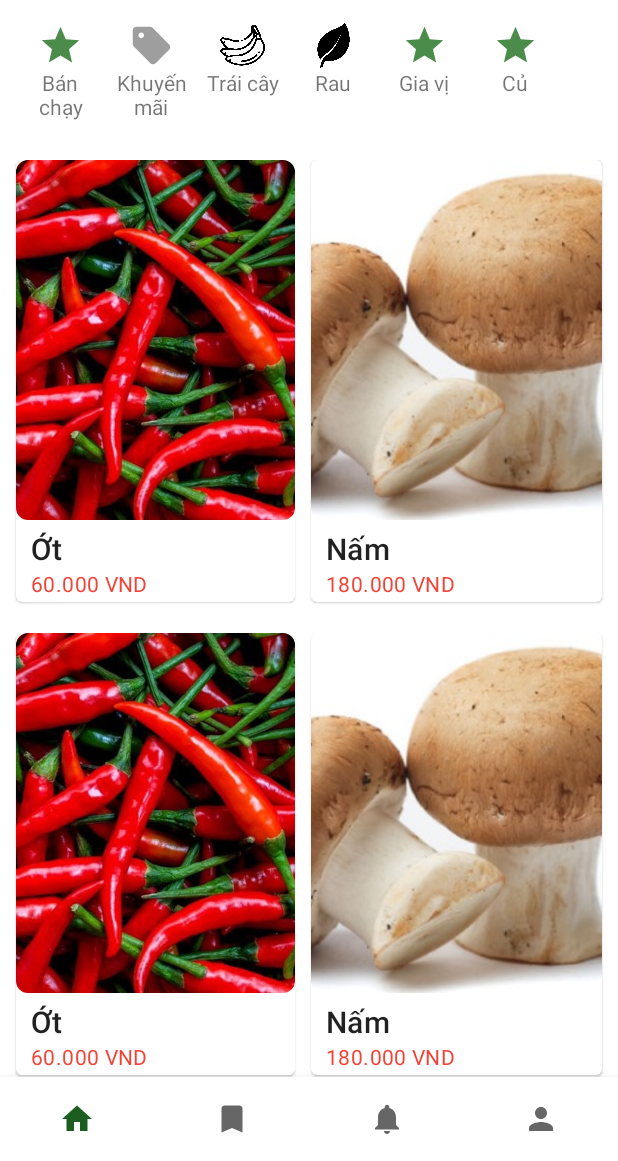
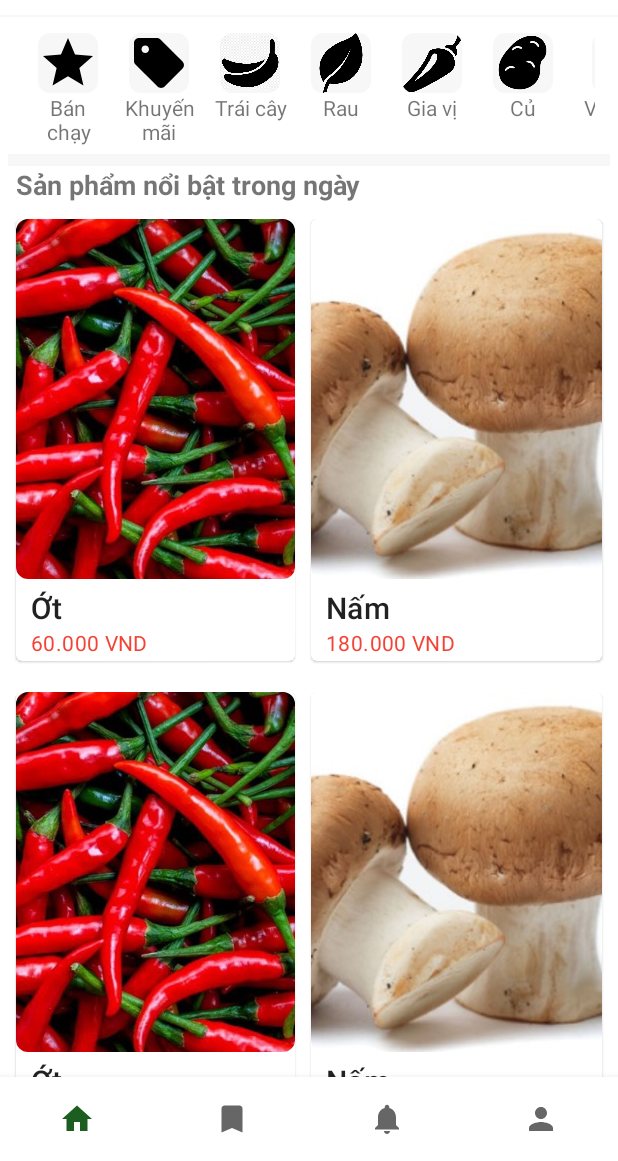
Before and after one commit to mcbutt007/Rau-cu-xanh, an Android app: the screen it shows after launch (MainActivity), on a phone screen of 412 x 824 dp, the part 75-1236 px from its top. Run offline under Robolectric (Android 15) with nearby library versions, the phone set to English and light mode, and no system bars; our stand-ins replace navigation-ui.

Commit message:
fix home layout

```diff
--- a/app/src/main/res/drawable/baseline_sell_grey_500_24dp.xml
+++ b/app/src/main/res/drawable/baseline_sell_black_24dp.xml
@@ -1,5 +1,5 @@
 <?xml version="1.0" encoding="UTF-8" standalone="no"?>
-<vector xmlns:android="http://schemas.android.com/apk/res/android" android:height="24dp" android:tint="#9E9E9E" android:viewportHeight="24.0" android:viewportWidth="24.0" android:width="24dp">
+<vector xmlns:android="http://schemas.android.com/apk/res/android" android:height="24dp" android:tint="#000000" android:viewportHeight="24.0" android:viewportWidth="24.0" android:width="24dp">
 
     <path android:fillColor="@android:color/white" android:pathData="M21.41,11.41l-8.83,-8.83C12.21,2.21 11.7,2 11.17,2H4C2.9,2 2,2.9 2,4v7.17c0,0.53 0.21,1.04 0.59,1.41l8.83,8.83c0.78,0.78 2.05,0.78 2.83,0l7.17,-7.17C22.2,13.46 22.2,12.2 21.41,11.41zM6.5,8C5.67,8 5,7.33 5,6.5S5.67,5 6.5,5S8,5.67 8,6.5S7.33,8 6.5,8z"/>
 
--- /dev/null
+++ b/app/src/main/res/drawable/baseline_star_black_24dp.xml
@@ -0,0 +1,6 @@
+<?xml version="1.0" encoding="UTF-8" standalone="no"?>
+<vector xmlns:android="http://schemas.android.com/apk/res/android" android:height="24dp" android:tint="#000000" android:viewportHeight="24.0" android:viewportWidth="24.0" android:width="24dp">
+
+    <path android:fillColor="@android:color/white" android:pathData="M12,17.27L18.18,21l-1.64,-7.03L22,9.24l-7.19,-0.61L12,2 9.19,8.63 2,9.24l5.46,4.73L5.82,21z"/>
+
+</vector>
--- a/app/src/main/res/drawable/ic_baseline_star_24.xml
+++ /dev/null
@@ -1,5 +0,0 @@
-<vector android:height="24dp" android:tint="#4C8C4A"
-    android:viewportHeight="24" android:viewportWidth="24"
-    android:width="24dp" xmlns:android="http://schemas.android.com/apk/res/android">
-    <path android:fillColor="@android:color/white" android:pathData="M12,17.27L18.18,21l-1.64,-7.03L22,9.24l-7.19,-0.61L12,2 9.19,8.63 2,9.24l5.46,4.73L5.82,21z"/>
-</vector>
--- a/app/src/main/res/layout/fragment_home.xml
+++ b/app/src/main/res/layout/fragment_home.xml
@@ -51,13 +51,29 @@
             app:srcCompat="@drawable/ic_baseline_shopping_cart_24" />
 
     </LinearLayout>
+    <View
+        android:layout_width="match_parent"
+        android:layout_height="1dp"
+        android:background="@color/light_grey"/>
+
+    <ScrollView
+        android:layout_width="match_parent"
+        android:layout_height="match_parent"
+        android:layout_marginBottom="56dp">
+
+        <LinearLayout
+            android:layout_width="match_parent"
+            android:layout_height="wrap_content"
+            android:layout_margin="5dp"
+            android:orientation="vertical"
+            android:paddingBottom="0dp">
 
             <HorizontalScrollView
-        android:scrollbars="none"
+                android:layout_width="match_parent"
+                android:layout_height="wrap_content"
                 android:paddingStart="10dp"
                 android:paddingEnd="10dp"
-        android:layout_width="match_parent"
-        android:layout_height="wrap_content">
+                android:scrollbars="none">
 
                 <LinearLayout
                     android:layout_width="wrap_content"
@@ -79,11 +95,13 @@
                             android:layout_height="match_parent"
                             android:orientation="vertical">
 
-                    <ImageView
-                        android:layout_width="30dp"
-                        android:layout_height="30dp"
+                            <com.google.android.material.imageview.ShapeableImageView
+                                android:layout_width="40dp"
+                                android:layout_height="40dp"
                                 android:layout_gravity="center"
-                        app:srcCompat="@drawable/ic_baseline_star_24" />
+                                android:background="@color/light_grey"
+                                app:shapeAppearanceOverlay="@style/roundedEdgeImageView"
+                                app:srcCompat="@drawable/baseline_star_black_24dp" />
 
                             <TextView
                                 android:layout_width="match_parent"
@@ -110,11 +128,13 @@
                             android:layout_height="match_parent"
                             android:orientation="vertical">
 
-                    <ImageView
-                        android:layout_width="30dp"
-                        android:layout_height="30dp"
+                            <com.google.android.material.imageview.ShapeableImageView
+                                android:layout_width="40dp"
+                                android:layout_height="40dp"
                                 android:layout_gravity="center"
-                        app:srcCompat="@drawable/baseline_sell_grey_500_24dp" />
+                                android:background="@color/light_grey"
+                                app:shapeAppearanceOverlay="@style/roundedEdgeImageView"
+                                app:srcCompat="@drawable/baseline_sell_black_24dp" />
 
                             <TextView
                                 android:layout_width="match_parent"
@@ -141,11 +161,13 @@
                             android:layout_height="match_parent"
                             android:orientation="vertical">
 
-                    <ImageView
-                        android:layout_width="30dp"
-                        android:layout_height="30dp"
+                            <com.google.android.material.imageview.ShapeableImageView
+                                android:layout_width="40dp"
+                                android:layout_height="40dp"
                                 android:layout_gravity="center"
-                        app:srcCompat="@drawable/banana" />
+                                android:background="@color/light_grey"
+                                app:shapeAppearanceOverlay="@style/roundedEdgeImageView"
+                                app:srcCompat="@drawable/banana2" />
 
                             <TextView
                                 android:layout_width="match_parent"
@@ -172,10 +194,12 @@
                             android:layout_height="match_parent"
                             android:orientation="vertical">
 
-                    <ImageView
-                        android:layout_width="30dp"
-                        android:layout_height="30dp"
+                            <com.google.android.material.imageview.ShapeableImageView
+                                android:layout_width="40dp"
+                                android:layout_height="40dp"
                                 android:layout_gravity="center"
+                                android:background="@color/light_grey"
+                                app:shapeAppearanceOverlay="@style/roundedEdgeImageView"
                                 app:srcCompat="@drawable/leaf" />
 
                             <TextView
@@ -187,6 +211,7 @@
                         </LinearLayout>
 
                     </androidx.cardview.widget.CardView>
+
                     <androidx.cardview.widget.CardView
                         android:id="@+id/gia_vi"
                         android:layout_width="50dp"
@@ -202,11 +227,13 @@
                             android:layout_height="match_parent"
                             android:orientation="vertical">
 
-                    <ImageView
-                        android:layout_width="30dp"
-                        android:layout_height="30dp"
+                            <com.google.android.material.imageview.ShapeableImageView
+                                android:layout_width="40dp"
+                                android:layout_height="40dp"
                                 android:layout_gravity="center"
-                        app:srcCompat="@drawable/ic_baseline_star_24" />
+                                android:background="@color/light_grey"
+                                app:shapeAppearanceOverlay="@style/roundedEdgeImageView"
+                                app:srcCompat="@drawable/giavi" />
 
                             <TextView
                                 android:layout_width="match_parent"
@@ -233,11 +260,13 @@
                             android:layout_height="match_parent"
                             android:orientation="vertical">
 
-                    <ImageView
-                        android:layout_width="30dp"
-                        android:layout_height="30dp"
+                            <com.google.android.material.imageview.ShapeableImageView
+                                android:layout_width="40dp"
+                                android:layout_height="40dp"
                                 android:layout_gravity="center"
-                        app:srcCompat="@drawable/ic_baseline_star_24" />
+                                android:background="@color/light_grey"
+                                app:shapeAppearanceOverlay="@style/roundedEdgeImageView"
+                                app:srcCompat="@drawable/potato2" />
 
                             <TextView
                                 android:layout_width="match_parent"
@@ -248,21 +277,55 @@
                         </LinearLayout>
 
                     </androidx.cardview.widget.CardView>
+
+                    <androidx.cardview.widget.CardView
+                        android:id="@+id/vietgap"
+                        android:layout_width="60dp"
+                        android:layout_height="wrap_content"
+                        android:layout_margin="5dp"
+                        android:checkable="true"
+                        android:clickable="true"
+                        android:focusable="true"
+                        android:outlineProvider="none">
+
+                        <LinearLayout
+                            android:layout_width="match_parent"
+                            android:layout_height="match_parent"
+                            android:orientation="vertical">
+
+                            <com.google.android.material.imageview.ShapeableImageView
+                                android:layout_width="40dp"
+                                android:layout_height="40dp"
+                                android:layout_gravity="center"
+                                android:background="@color/light_grey"
+                                app:shapeAppearanceOverlay="@style/roundedEdgeImageView"
+                                app:srcCompat="@drawable/vietgap" />
+
+                            <TextView
+                                android:layout_width="match_parent"
+                                android:layout_height="wrap_content"
+                                android:layout_gravity="center"
+                                android:gravity="center"
+                                android:text="@string/vietgap" />
+                        </LinearLayout>
+
+                    </androidx.cardview.widget.CardView>
                 </LinearLayout>
             </HorizontalScrollView>
 
-    <ScrollView
+            <View
                 android:layout_width="match_parent"
-        android:layout_height="match_parent"
-        android:layout_marginTop="10dp"
-        android:layout_marginBottom="56dp">
+                android:layout_height="8dp"
+                android:background="@color/light_grey"/>
 
-        <LinearLayout
+            <TextView
                 android:layout_width="match_parent"
                 android:layout_height="wrap_content"
-            android:layout_margin="5dp"
-            android:orientation="vertical"
-            android:paddingBottom="0dp">
+                android:text="@string/san_pham_noi_bat"
+                android:layout_marginStart="5dp"
+                android:layout_marginBottom="5dp"
+                android:textSize="18sp"
+                android:textStyle="bold" />
 
             <LinearLayout
                 android:layout_width="match_parent"
@@ -291,9 +354,9 @@
                             android:id="@+id/cardQuaOt"
                             android:layout_width="match_parent"
                             android:layout_height="240dp"
-                            app:shapeAppearanceOverlay="@style/roundedEdgeImageView"
                             android:scaleType="centerCrop"
-                            android:src="@drawable/chilli_pepper" />
+                            android:src="@drawable/chilli_pepper"
+                            app:shapeAppearanceOverlay="@style/roundedEdgeImageView" />
 
                         <TextView
                             android:layout_width="wrap_content"
@@ -317,9 +380,9 @@
                 <com.google.android.material.card.MaterialCardView
                     android:layout_width="wrap_content"
                     android:layout_height="match_parent"
+                    android:layout_marginStart="5dp"
+                    android:layout_marginEnd="5dp"
                     android:layout_marginBottom="5dp"
-                    android:layout_marginEnd="5dp"
-                    android:layout_marginStart="5dp"
                     android:layout_weight="1"
                     android:checkable="true"
                     android:clickable="true"
@@ -333,9 +396,9 @@
                         <com.google.android.material.imageview.ShapeableImageView
                             android:layout_width="match_parent"
                             android:layout_height="240dp"
-                            app:shapeAppearanceOverlay="@style/roundedEdgeImageView"
                             android:scaleType="centerCrop"
-                            android:src="@drawable/mushroom" />
+                            android:src="@drawable/mushroom"
+                            app:shapeAppearanceOverlay="@style/roundedEdgeImageView" />
 
                         <TextView
                             android:layout_width="wrap_content"
@@ -383,9 +446,9 @@
                         <com.google.android.material.imageview.ShapeableImageView
                             android:layout_width="match_parent"
                             android:layout_height="240dp"
-                            app:shapeAppearanceOverlay="@style/roundedEdgeImageView"
                             android:scaleType="centerCrop"
-                            android:src="@drawable/chilli_pepper" />
+                            android:src="@drawable/chilli_pepper"
+                            app:shapeAppearanceOverlay="@style/roundedEdgeImageView" />
 
                         <TextView
                             android:layout_width="wrap_content"
@@ -409,9 +472,9 @@
                 <com.google.android.material.card.MaterialCardView
                     android:layout_width="wrap_content"
                     android:layout_height="match_parent"
+                    android:layout_marginStart="5dp"
+                    android:layout_marginEnd="5dp"
                     android:layout_marginBottom="5dp"
-                    android:layout_marginEnd="5dp"
-                    android:layout_marginStart="5dp"
                     android:layout_weight="1"
                     android:checkable="true"
                     android:clickable="true"
@@ -425,9 +488,9 @@
                         <com.google.android.material.imageview.ShapeableImageView
                             android:layout_width="match_parent"
                             android:layout_height="240dp"
-                            app:shapeAppearanceOverlay="@style/roundedEdgeImageView"
                             android:scaleType="centerCrop"
-                            android:src="@drawable/mushroom" />
+                            android:src="@drawable/mushroom"
+                            app:shapeAppearanceOverlay="@style/roundedEdgeImageView" />
 
                         <TextView
                             android:layout_width="wrap_content"
@@ -448,6 +511,7 @@
                     </LinearLayout>
                 </com.google.android.material.card.MaterialCardView>
             </LinearLayout>
+
             <LinearLayout
                 android:layout_width="match_parent"
                 android:layout_height="300dp"
@@ -474,9 +538,9 @@
                         <com.google.android.material.imageview.ShapeableImageView
                             android:layout_width="match_parent"
                             android:layout_height="240dp"
-                            app:shapeAppearanceOverlay="@style/roundedEdgeImageView"
                             android:scaleType="centerCrop"
-                            android:src="@drawable/chilli_pepper" />
+                            android:src="@drawable/chilli_pepper"
+                            app:shapeAppearanceOverlay="@style/roundedEdgeImageView" />
 
                         <TextView
                             android:layout_width="wrap_content"
@@ -500,9 +564,9 @@
                 <com.google.android.material.card.MaterialCardView
                     android:layout_width="wrap_content"
                     android:layout_height="match_parent"
+                    android:layout_marginStart="5dp"
+                    android:layout_marginEnd="5dp"
                     android:layout_marginBottom="5dp"
-                    android:layout_marginEnd="5dp"
-                    android:layout_marginStart="5dp"
                     android:layout_weight="1"
                     android:checkable="true"
                     android:clickable="true"
@@ -516,9 +580,9 @@
                         <com.google.android.material.imageview.ShapeableImageView
                             android:layout_width="match_parent"
                             android:layout_height="240dp"
-                            app:shapeAppearanceOverlay="@style/roundedEdgeImageView"
                             android:scaleType="centerCrop"
-                            android:src="@drawable/mushroom" />
+                            android:src="@drawable/mushroom"
+                            app:shapeAppearanceOverlay="@style/roundedEdgeImageView" />
 
                         <TextView
                             android:layout_width="wrap_content"
@@ -539,6 +603,7 @@
                     </LinearLayout>
                 </com.google.android.material.card.MaterialCardView>
             </LinearLayout>
+
             <LinearLayout
                 android:layout_width="match_parent"
                 android:layout_height="300dp"
@@ -565,9 +630,9 @@
                         <com.google.android.material.imageview.ShapeableImageView
                             android:layout_width="match_parent"
                             android:layout_height="240dp"
-                            app:shapeAppearanceOverlay="@style/roundedEdgeImageView"
                             android:scaleType="centerCrop"
-                            android:src="@drawable/chilli_pepper" />
+                            android:src="@drawable/chilli_pepper"
+                            app:shapeAppearanceOverlay="@style/roundedEdgeImageView" />
 
                         <TextView
                             android:layout_width="wrap_content"
@@ -591,9 +656,9 @@
                 <com.google.android.material.card.MaterialCardView
                     android:layout_width="wrap_content"
                     android:layout_height="match_parent"
+                    android:layout_marginStart="5dp"
+                    android:layout_marginEnd="5dp"
                     android:layout_marginBottom="5dp"
-                    android:layout_marginEnd="5dp"
-                    android:layout_marginStart="5dp"
                     android:layout_weight="1"
                     android:checkable="true"
                     android:clickable="true"
@@ -607,9 +672,9 @@
                         <com.google.android.material.imageview.ShapeableImageView
                             android:layout_width="match_parent"
                             android:layout_height="240dp"
-                            app:shapeAppearanceOverlay="@style/roundedEdgeImageView"
                             android:scaleType="centerCrop"
-                            android:src="@drawable/mushroom" />
+                            android:src="@drawable/mushroom"
+                            app:shapeAppearanceOverlay="@style/roundedEdgeImageView" />
 
                         <TextView
                             android:layout_width="wrap_content"
@@ -630,6 +695,7 @@
                     </LinearLayout>
                 </com.google.android.material.card.MaterialCardView>
             </LinearLayout>
+
             <LinearLayout
                 android:layout_width="match_parent"
                 android:layout_height="300dp"
@@ -656,9 +722,9 @@
                         <com.google.android.material.imageview.ShapeableImageView
                             android:layout_width="match_parent"
                             android:layout_height="240dp"
-                            app:shapeAppearanceOverlay="@style/roundedEdgeImageView"
                             android:scaleType="centerCrop"
-                            android:src="@drawable/chilli_pepper" />
+                            android:src="@drawable/chilli_pepper"
+                            app:shapeAppearanceOverlay="@style/roundedEdgeImageView" />
 
                         <TextView
                             android:layout_width="wrap_content"
@@ -682,9 +748,9 @@
                 <com.google.android.material.card.MaterialCardView
                     android:layout_width="wrap_content"
                     android:layout_height="match_parent"
+                    android:layout_marginStart="5dp"
+                    android:layout_marginEnd="5dp"
                     android:layout_marginBottom="5dp"
-                    android:layout_marginEnd="5dp"
-                    android:layout_marginStart="5dp"
                     android:layout_weight="1"
                     android:checkable="true"
                     android:clickable="true"
@@ -698,9 +764,9 @@
                         <com.google.android.material.imageview.ShapeableImageView
                             android:layout_width="match_parent"
                             android:layout_height="240dp"
-                            app:shapeAppearanceOverlay="@style/roundedEdgeImageView"
                             android:scaleType="centerCrop"
-                            android:src="@drawable/mushroom" />
+                            android:src="@drawable/mushroom"
+                            app:shapeAppearanceOverlay="@style/roundedEdgeImageView" />
 
                         <TextView
                             android:layout_width="wrap_content"
@@ -721,6 +787,7 @@
                     </LinearLayout>
                 </com.google.android.material.card.MaterialCardView>
             </LinearLayout>
+
             <LinearLayout
                 android:layout_width="match_parent"
                 android:layout_height="300dp"
@@ -747,9 +814,9 @@
                         <com.google.android.material.imageview.ShapeableImageView
                             android:layout_width="match_parent"
                             android:layout_height="240dp"
-                            app:shapeAppearanceOverlay="@style/roundedEdgeImageView"
                             android:scaleType="centerCrop"
-                            android:src="@drawable/chilli_pepper" />
+                            android:src="@drawable/chilli_pepper"
+                            app:shapeAppearanceOverlay="@style/roundedEdgeImageView" />
 
                         <TextView
                             android:layout_width="wrap_content"
@@ -773,9 +840,9 @@
                 <com.google.android.material.card.MaterialCardView
                     android:layout_width="wrap_content"
                     android:layout_height="match_parent"
+                    android:layout_marginStart="5dp"
+                    android:layout_marginEnd="5dp"
                     android:layout_marginBottom="5dp"
-                    android:layout_marginEnd="5dp"
-                    android:layout_marginStart="5dp"
                     android:layout_weight="1"
                     android:checkable="true"
                     android:clickable="true"
@@ -789,9 +856,9 @@
                         <com.google.android.material.imageview.ShapeableImageView
                             android:layout_width="match_parent"
                             android:layout_height="240dp"
-                            app:shapeAppearanceOverlay="@style/roundedEdgeImageView"
                             android:scaleType="centerCrop"
-                            android:src="@drawable/mushroom" />
+                            android:src="@drawable/mushroom"
+                            app:shapeAppearanceOverlay="@style/roundedEdgeImageView" />
 
                         <TextView
                             android:layout_width="wrap_content"
@@ -812,8 +879,8 @@
                     </LinearLayout>
                 </com.google.android.material.card.MaterialCardView>
             </LinearLayout>
+
         </LinearLayout>
-
     </ScrollView>
 
 
--- a/app/src/main/res/values/colors.xml
+++ b/app/src/main/res/values/colors.xml
@@ -7,4 +7,5 @@
     <color name="teal_700">#FF018786</color>
     <color name="black">#FF000000</color>
     <color name="white">#FFFFFFFF</color>
+    <color name="light_grey">#f7f7f7</color>
 </resources>
--- a/app/src/main/res/values/strings.xml
+++ b/app/src/main/res/values/strings.xml
@@ -55,6 +55,8 @@
     <string name="cu">Củ</string>
     <string name="trai_cay">Trái cây</string>
     <string name="gia_vi">Gia vị</string>
+    <string name="vietgap">VietGAP</string>
+    <string name="san_pham_noi_bat">Sản phẩm nổi bật trong ngày</string>
     <string-array name="thang_thong_ke">
         <item>Tháng 12/2020</item>
         <item>Tháng 11/2020</item>
```
Also changed, not shown: app/src/main/res/drawable-v24/banana2.png (added), app/src/main/res/drawable-v24/giavi.png (added), app/src/main/res/drawable-v24/potato2.png (added), app/src/main/res/drawable-v24/vietgap.png (added), app/src/main/res/drawable/banana.png (deleted). Lines whose indentation alone changed are shown as unchanged.
